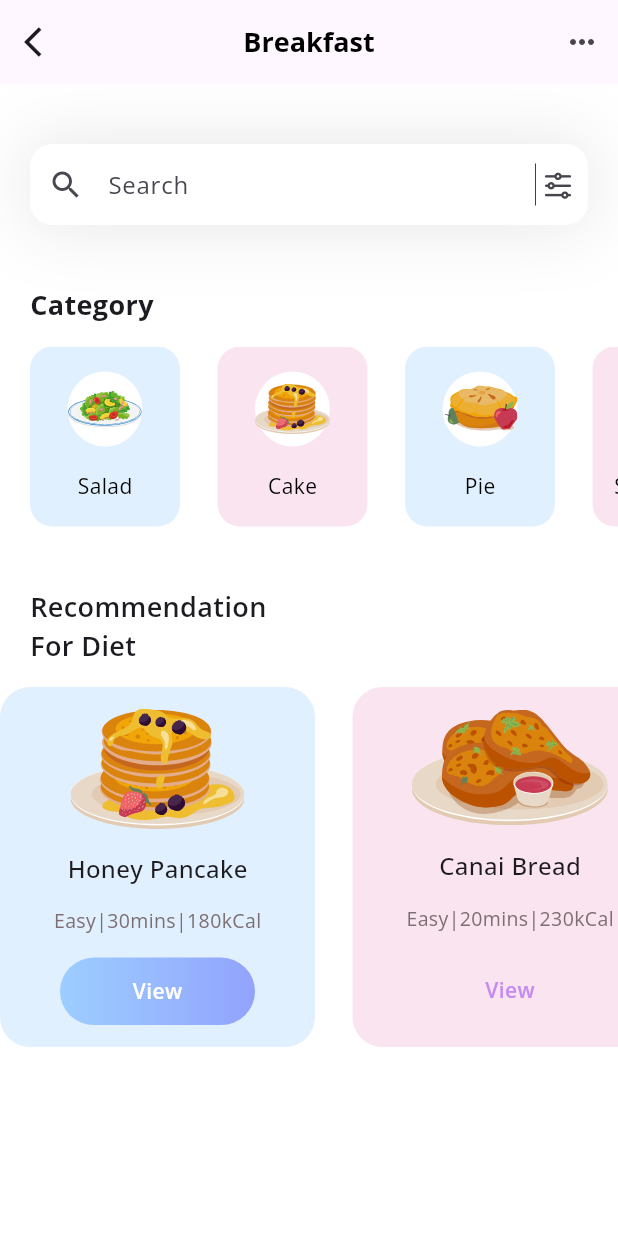
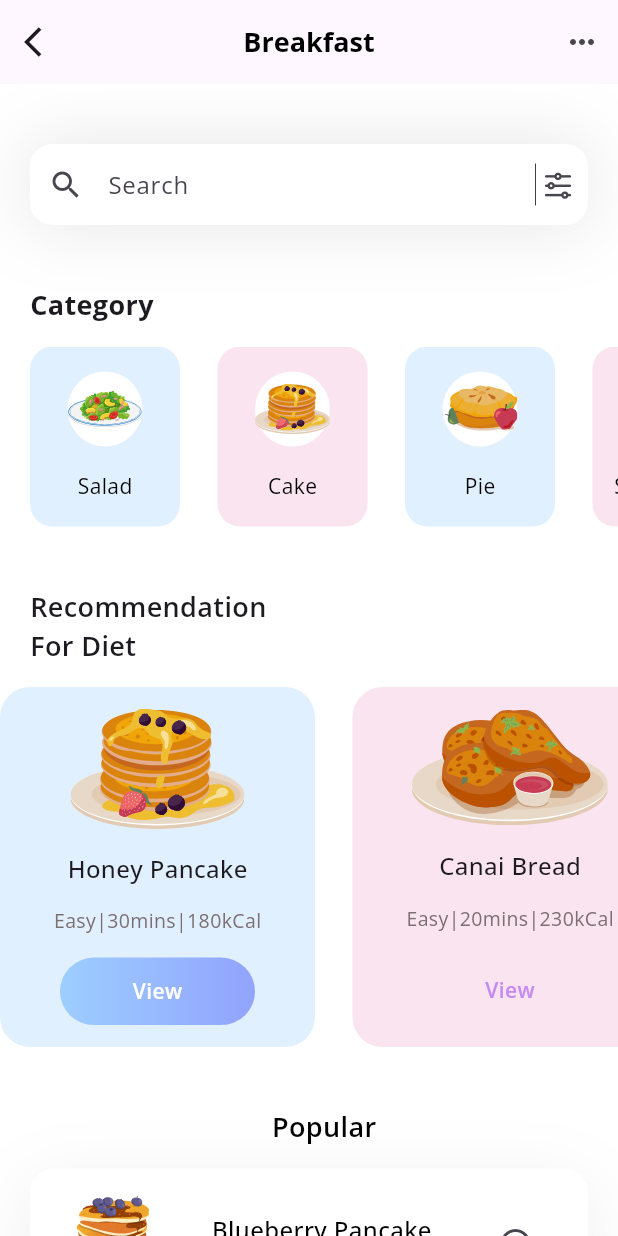
Before and after one commit to Yellowweii/Flutter-Learning, a Flutter app: the screen it shows after launch, on a phone screen of 412 x 824 dp. Run offline on Flutter 3.47's test engine with Material 3 defaults, Android fonts, the phone set to English and light mode, and no system bars; our stand-ins replace flutter_screenutil, flutter_slidable, flutter_spinkit, flutter_svg, google_fonts, hive and 1 more; accounts and stored records are empty.

Commit message:
finish the popular module (#21)
* finish the world_time demo

* finish some function of the project

* little change

* finish the world_time project

* init the project

* finish some functions of the project

* finish the project

* refresh the branch

* init the project

* little change

* finish the todoApp

* init the project

* finish some functions of the project

* finish the whole app

* make the project responsive

* init the project

* finish the search module

* finsih the category module

* finish the recommendation module

* finish the popular module

```diff
--- /dev/null
+++ b/flutter_demo6/lib/components/popular.dart
@@ -0,0 +1,97 @@
+import 'package:flutter/material.dart';
+import 'package:flutter_demo6/model/popular_model.dart';
+import 'package:flutter_svg/flutter_svg.dart';
+
+class Popular extends StatefulWidget {
+  const Popular({super.key});
+
+  @override
+  State<Popular> createState() => _PopularState();
+}
+
+class _PopularState extends State<Popular> {
+  List<Map> popularDiets = [];
+  @override
+  void initState() {
+    // TODO: implement initState
+    super.initState();
+    popularDiets = PopularModel.popularDiets;
+  }
+
+  @override
+  Widget build(BuildContext context) {
+    return Column(
+      children: [
+        Padding(
+          padding: EdgeInsets.only(left: 20.0),
+          child: Text(
+            "Popular",
+            style: TextStyle(
+                color: Colors.black, fontSize: 18, fontWeight: FontWeight.w600),
+          ),
+        ),
+        SizedBox(
+          height: 15,
+        ),
+        ListView.separated(
+            padding: EdgeInsets.only(left: 20, right: 20),
+            shrinkWrap: true,
+            itemBuilder: (context, index) {
+              return Container(
+                height: 100,
+                decoration: BoxDecoration(
+                    color: Colors.white,
+                    borderRadius: BorderRadius.circular(16),
+                    boxShadow: [
+                      BoxShadow(
+                          color: Color(0xff1d1617).withOpacity(0.07),
+                          offset: Offset(0, 10),
+                          blurRadius: 40,
+                          spreadRadius: 0)
+                    ]),
+                child: Row(
+                  mainAxisAlignment: MainAxisAlignment.spaceEvenly,
+                  children: [
+                    SvgPicture.asset(
+                      popularDiets[index]["iconPath"],
+                      width: 65,
+                      height: 65,
+                    ),
+                    Column(
+                      mainAxisAlignment: MainAxisAlignment.center,
+                      children: [
+                        Text(
+                          popularDiets[index]["name"],
+                          style: TextStyle(
+                              fontWeight: FontWeight.w500,
+                              color: Colors.black,
+                              fontSize: 16),
+                        ),
+                        Text(
+                          popularDiets[index]["level"] +
+                              "|" +
+                              popularDiets[index]["duration"] +
+                              "|" +
+                              popularDiets[index]["calorie"],
+                          style: TextStyle(
+                              fontWeight: FontWeight.w400,
+                              color: Color(0xff7b6f72),
+                              fontSize: 13),
+                        )
+                      ],
+                    ),
+                    IconButton(
+                        onPressed: () {},
+                        icon: Icon(Icons.arrow_circle_right_outlined))
+                  ],
+                ),
+              );
+            },
+            separatorBuilder: (context, index) => SizedBox(
+                  height: 25,
+                ),
+            itemCount: popularDiets.length)
+      ],
+    );
+  }
+}
--- /dev/null
+++ b/flutter_demo6/lib/model/popular_model.dart
@@ -0,0 +1,22 @@
+import 'package:flutter/material.dart';
+
+class PopularModel {
+  static List<Map> popularDiets = [
+    {
+      "name": 'Blueberry Pancake',
+      "iconPath": 'assets/blueberry-pancake.svg',
+      "level": 'Medium',
+      "duration": '30mins',
+      "calorie": '230kCal',
+      "boxIsSelected": true,
+    },
+    {
+      "name": 'Salmon Nigiri',
+      "iconPath": 'assets/salmon-nigiri.svg',
+      "level": 'Easy',
+      "duration": '20mins',
+      "calorie": '120kCal',
+      "boxIsSelected": false,
+    }
+  ];
+}
--- a/flutter_demo6/lib/pages/home.dart
+++ b/flutter_demo6/lib/pages/home.dart
@@ -1,5 +1,6 @@
 import 'package:flutter/material.dart';
 import 'package:flutter_demo6/components/category.dart';
+import 'package:flutter_demo6/components/popular.dart';
 import 'package:flutter_demo6/components/recommendation.dart';
 import 'package:flutter_demo6/components/search.dart';
 
@@ -31,8 +32,7 @@ class HomePage extends StatelessWidget {
           ),
         ],
       ),
-      body: Column(
-        crossAxisAlignment: CrossAxisAlignment.start,
+      body: ListView(
         children: [
           Search(),
           SizedBox(height: 40),
@@ -40,7 +40,9 @@ class HomePage extends StatelessWidget {
           SizedBox(
             height: 40,
           ),
-          Recommendation()
+          Recommendation(),
+          SizedBox(height: 40),
+          Popular(),
         ],
       ),
     );
```
Also changed, not shown: flutter_demo6/assets/blueberry-pancake.svg (added), flutter_demo6/assets/salmon-nigiri.svg (added).
